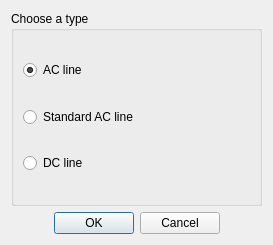
Above: src/electricalsim/ui/choose_line_type.ui from aloytag/electrical-grid-simulator before the change. Below: the same form after it.
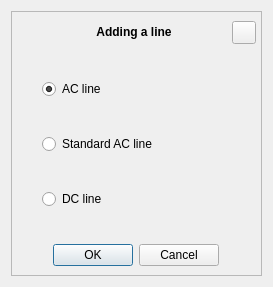
That is the form after the change.

Diff of the .ui file:
```diff
--- a/src/electricalsim/ui/choose_line_type.ui
+++ b/src/electricalsim/ui/choose_line_type.ui
@@ -7,7 +7,7 @@
     <x>0</x>
     <y>0</y>
     <width>273</width>
-    <height>245</height>
+    <height>287</height>
    </rect>
   </property>
   <property name="minimumSize">
@@ -19,7 +19,7 @@
   <property name="maximumSize">
    <size>
     <width>273</width>
-    <height>245</height>
+    <height>500</height>
    </size>
   </property>
   <property name="windowTitle">
@@ -30,11 +30,47 @@
   </property>
   <layout class="QVBoxLayout" name="verticalLayout">
    <item>
-    <widget class="QGroupBox" name="groupBox">
-     <property name="title">
-      <string>Choose a type</string>
+    <widget class="QFrame" name="frame">
+     <property name="frameShape">
+      <enum>QFrame::Shape::StyledPanel</enum>
+     </property>
+     <property name="frameShadow">
+      <enum>QFrame::Shadow::Raised</enum>
      </property>
      <layout class="QVBoxLayout" name="verticalLayout_2">
+      <property name="leftMargin">
+       <number>30</number>
+      </property>
+      <property name="rightMargin">
+       <number>5</number>
+      </property>
+      <item>
+       <layout class="QHBoxLayout" name="horizontalLayout_2">
+        <item>
+         <widget class="QLabel" name="label">
+          <property name="text">
+           <string>&lt;html&gt;&lt;head/&gt;&lt;body&gt;&lt;p&gt;&lt;span style=&quot; font-weight:700;&quot;&gt;Adding a line&lt;/span&gt;&lt;/p&gt;&lt;/body&gt;&lt;/html&gt;</string>
+          </property>
+          <property name="textFormat">
+           <enum>Qt::TextFormat::RichText</enum>
+          </property>
+          <property name="alignment">
+           <set>Qt::AlignmentFlag::AlignCenter</set>
+          </property>
+         </widget>
+        </item>
+        <item>
+         <widget class="QToolButton" name="btn_close">
+          <property name="focusPolicy">
+           <enum>Qt::FocusPolicy::NoFocus</enum>
+          </property>
+          <property name="text">
+           <string/>
+          </property>
+         </widget>
+        </item>
+       </layout>
+      </item>
       <item>
        <spacer name="verticalSpacer_3">
         <property name="orientation">
@@ -110,9 +146,6 @@
          </size>
         </property>
        </spacer>
-      </item>
-     </layout>
-    </widget>
    </item>
    <item>
     <layout class="QHBoxLayout" name="horizontalLayout">
@@ -146,7 +179,7 @@
        </property>
        <property name="sizeHint" stdset="0">
         <size>
-         <width>40</width>
+            <width>65</width>
          <height>20</height>
         </size>
        </property>
@@ -162,10 +195,13 @@
      <property name="sizeHint" stdset="0">
       <size>
        <width>20</width>
-       <height>40</height>
+          <height>10</height>
       </size>
      </property>
     </spacer>
+      </item>
+     </layout>
+    </widget>
    </item>
   </layout>
  </widget>
```
Left out of the diff: 44 changed lines with no effect on the pictures. Lines whose indentation alone changed are shown as unchanged.
